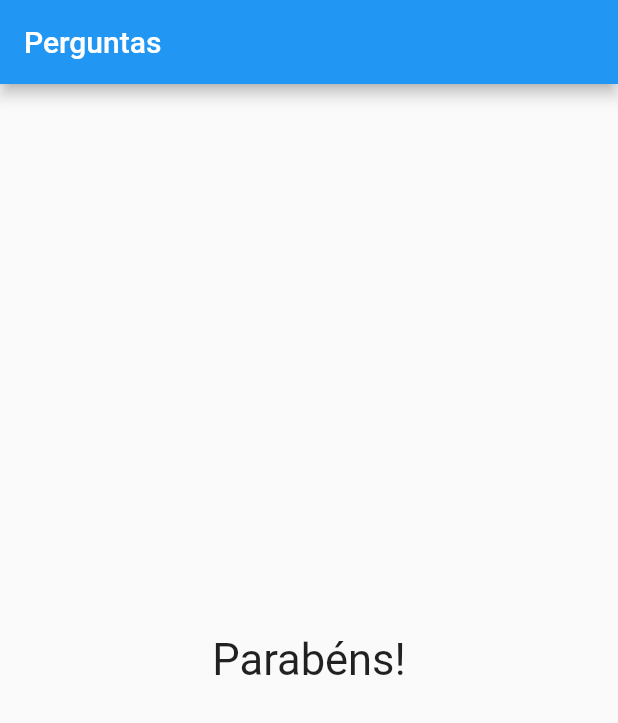
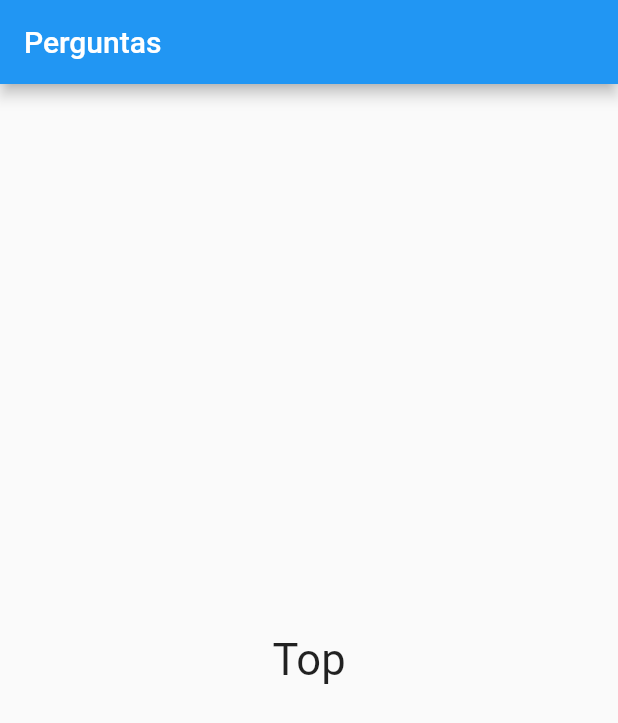
Before and after one commit to gabrielkussler/App-perguntas-Flutter, a Flutter app: the screen it shows after launch, after a tap on "Preto", after a tap on "Cobra", after a tap on "João", on a phone screen of 412 x 824 dp. Shown: the top 723 px of the screen. Run offline on Flutter 3.47's test engine with Material 2 defaults, Android fonts, the phone set to English and light mode, and no system bars.

Commit message:
Resposta de textos para pontuação total das perguntas mostradas na tela final

```diff
--- a/lib/main.dart
+++ b/lib/main.dart
@@ -70,7 +70,7 @@ class _PerguntaAppState extends State<PerguntaApp> {
                 perguntas: _perguntas,
                 perguntaSelecionada: _perguntaSelecionada,
                 quandoResponder: _responder,)
-            : Resultado(),
+            : Resultado(_pontuacaoTotal),
       ),
     );
   }
--- a/lib/outramain.dart
+++ /dev/null
@@ -1,78 +0,0 @@
-import 'package:flutter/material.dart';
-import './questionario.dart';
-import './resultado.dart';
-
-main() => runApp(new PerguntaApp());
-
-class _PerguntaAppState extends State<PerguntaApp> {
-  var _perguntaSelecionada = 0;
-  var _pontuacaoTotal = 0;
-  final _perguntas = const [
-    {
-      'texto': 'Qual é a sua cor favorita?',
-      'respostas': [
-        {'texto': 'Preto', 'pontuacao': 10},
-        {'texto': 'Vermelho', 'pontuacao': 5},
-        {'texto': 'Verde', 'pontuacao': 3},
-        {'texto': 'Branco', 'pontuacao': 1},
-      ],
-    },
-    {
-      'texto': 'Qual é o seu animal favorito?',
-      'respostas': [
-        {'texto': 'Coelho', 'pontuacao': 10},
-        {'texto': 'Cobra', 'pontuacao': 5},
-        {'texto': 'Elefante', 'pontuacao': 3},
-        {'texto': 'Leão', 'pontuacao': 1},
-      ],
-    },
-    {
-      'texto': 'Qual é o seu instrutor favorito?',
-      'respostas': [
-        {'texto': 'Leo', 'pontuacao': 10},
-        {'texto': 'Maria', 'pontuacao': 5},
-        {'texto': 'João', 'pontuacao': 3},
-        {'texto': 'Pedro', 'pontuacao': 1},
-      ],
-    }
-  ];
-
-  void _responder(int pontuacao) {
-    if (temPerguntaSelecionada) {
-      setState(() {
-        _perguntaSelecionada++;
-        _pontuacaoTotal += pontuacao;
-      });
-    }
-
-    print(_pontuacaoTotal);
-  }
-
-  bool get temPerguntaSelecionada {
-    return _perguntaSelecionada < _perguntas.length;
-  }
-
-  @override
-  Widget build(BuildContext context) {
-    return MaterialApp(
-      home: Scaffold(
-        appBar: AppBar(
-          title: Text('Perguntas'),
-        ),
-        body: temPerguntaSelecionada
-            ? Questionario(
-                perguntas: _perguntas,
-                perguntaSelecionada: _perguntaSelecionada,
-                quandoResponder: _responder,
-              )
-            : Resultado(),
-      ),
-    );
-  }
-}
-
-class PerguntaApp extends StatefulWidget {
-  _PerguntaAppState createState() {
-    return _PerguntaAppState();
-  }
-}
--- a/lib/resultado.dart
+++ b/lib/resultado.dart
@@ -1,14 +1,29 @@
 import 'package:flutter/material.dart';
 
 class Resultado extends StatelessWidget {
+  final int pontuacao;
+
+  Resultado(this.pontuacao);
+
+  String get fraseResultado {
+    if (pontuacao < 8) {
+      return 'Parabéns';
+    } else if (pontuacao < 12) {
+      return 'Você é bom';
+    } else if (pontuacao < 16) {
+      return 'Impressionante';
+    } else {
+      return 'Top';
+    }
+  }
 
   @override
   Widget build(BuildContext context) {
     return Center(
-    child: Text(
-    'Parabéns!',
-style: TextStyle(fontSize: 29),
-),
-);
+      child: Text(
+        fraseResultado,
+        style: TextStyle(fontSize: 29),
+      ),
+    );
   }
 }
```
Also changed, not shown: lib/asjdagksjda.dart (deleted, +0 -37 lines), 2 other files.
